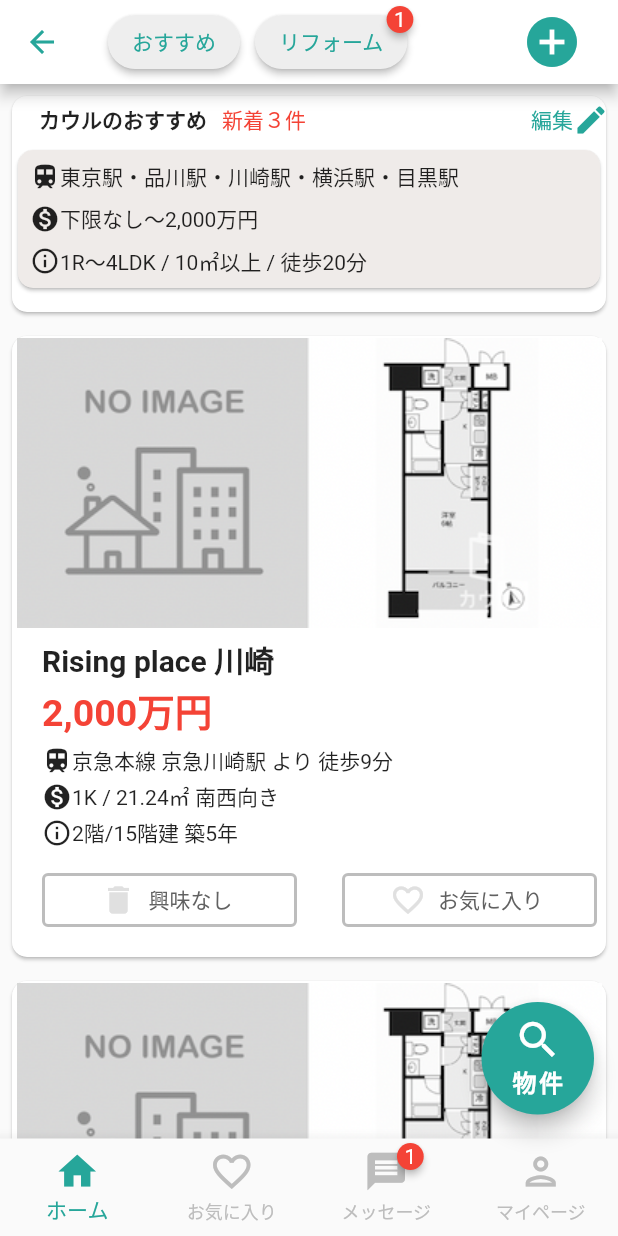
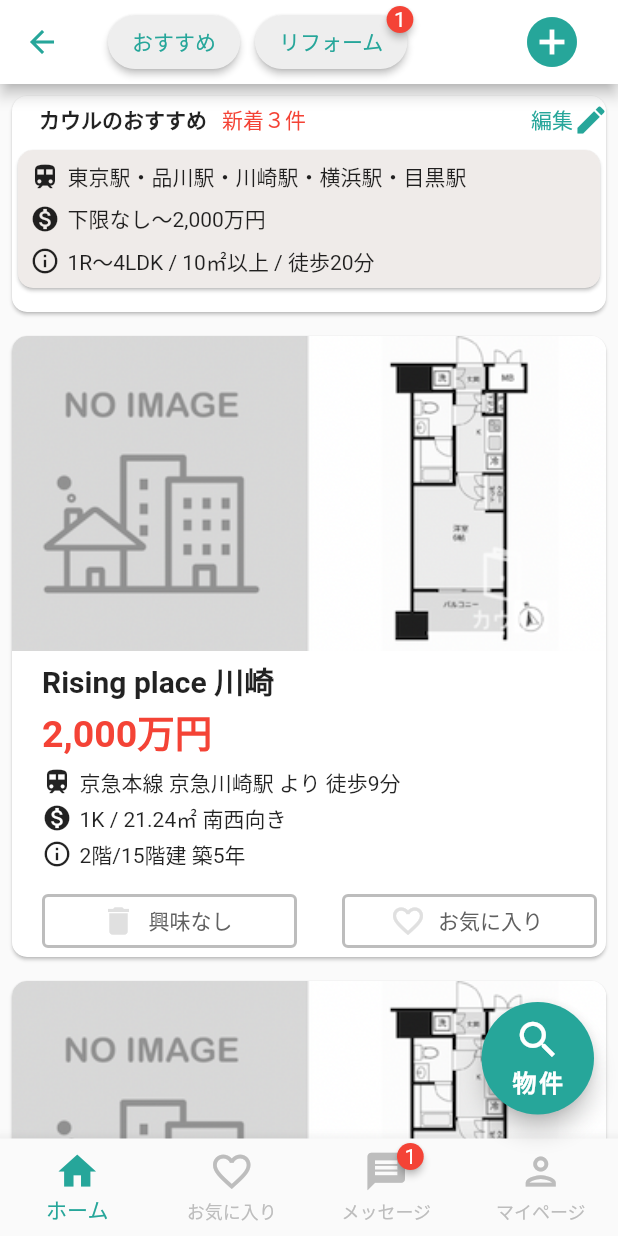
Before and after one commit to Ryota-Nakamura-317/axia_works_youtube, a Flutter app: the screen it shows after launch, after a tap on "estate", on a phone screen of 412 x 824 dp. Run offline on Flutter 3.47's test engine with Material 2 defaults, Android fonts, the phone set to English and light mode, and no system bars; drawn by our look-alikes of badges.

Commit message:
[update] IconとTextの幅微調整

```diff
--- a/lib/practice2/estate_screen.dart
+++ b/lib/practice2/estate_screen.dart
@@ -125,18 +125,21 @@ Widget _createBody() {
                         Row(
                           children: [
                             Icon(Icons.train, size: 20),
+                            SizedBox(width: 5),
                             Text('東京駅・品川駅・川崎駅・横浜駅・目黒駅'),
                           ],
                         ),
                         Row(
                           children: [
                             Icon(Icons.monetization_on, size: 20),
+                            SizedBox(width: 5),
                             Text('下限なし〜2,000万円'),
                           ],
                         ),
                         Row(
                           children: [
                             Icon(Icons.info_outline, size: 20),
+                            SizedBox(width: 5),
                             Text('1R〜4LDK / 10㎡以上 / 徒歩20分'),
                           ],
                         ),
@@ -220,7 +223,19 @@ Widget _createEstateInfo(BuildContext context, EstateData data) {
       ),
       child: Column(
         children: [
-          Image.asset(data.image, width: 500),
+          Expanded(
+            child: ClipRRect(
+              borderRadius: const BorderRadius.only(
+                topLeft: Radius.circular(10),
+                topRight: Radius.circular(10),
+              ),
+              child: Image.asset(
+                data.image,
+                width: 500,
+                fit: BoxFit.cover,
+              ),
+            ),
+          ),
           Container(
             padding: EdgeInsets.only(left: 20),
             child: Column(
@@ -242,6 +257,7 @@ Widget _createEstateInfo(BuildContext context, EstateData data) {
                 Row(
                   children: [
                     Icon(Icons.train, size: 20),
+                    SizedBox(width: 5),
                     Text(data.distance),
                   ],
                 ),
@@ -249,6 +265,7 @@ Widget _createEstateInfo(BuildContext context, EstateData data) {
                 Row(
                   children: [
                     Icon(Icons.monetization_on, size: 20),
+                    SizedBox(width: 5),
                     Text(data.large),
                   ],
                 ),
@@ -256,6 +273,7 @@ Widget _createEstateInfo(BuildContext context, EstateData data) {
                 Row(
                   children: [
                     Icon(Icons.info_outline, size: 20),
+                    SizedBox(width: 5),
                     Text(data.spec),
                   ],
                 ),
```
